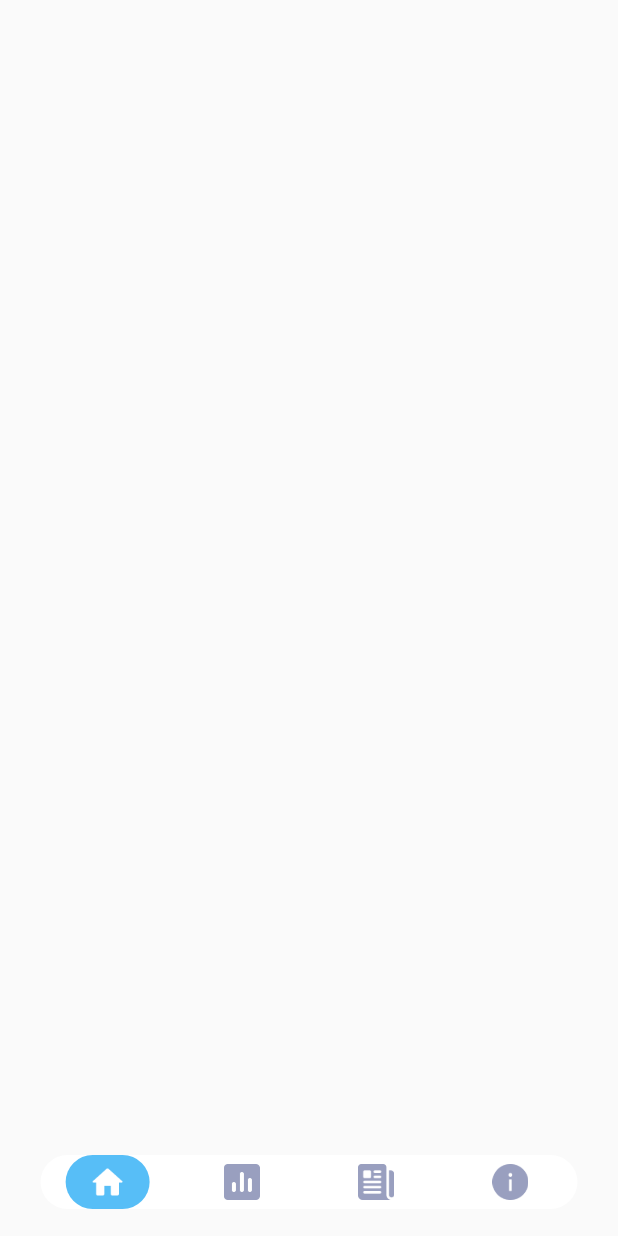
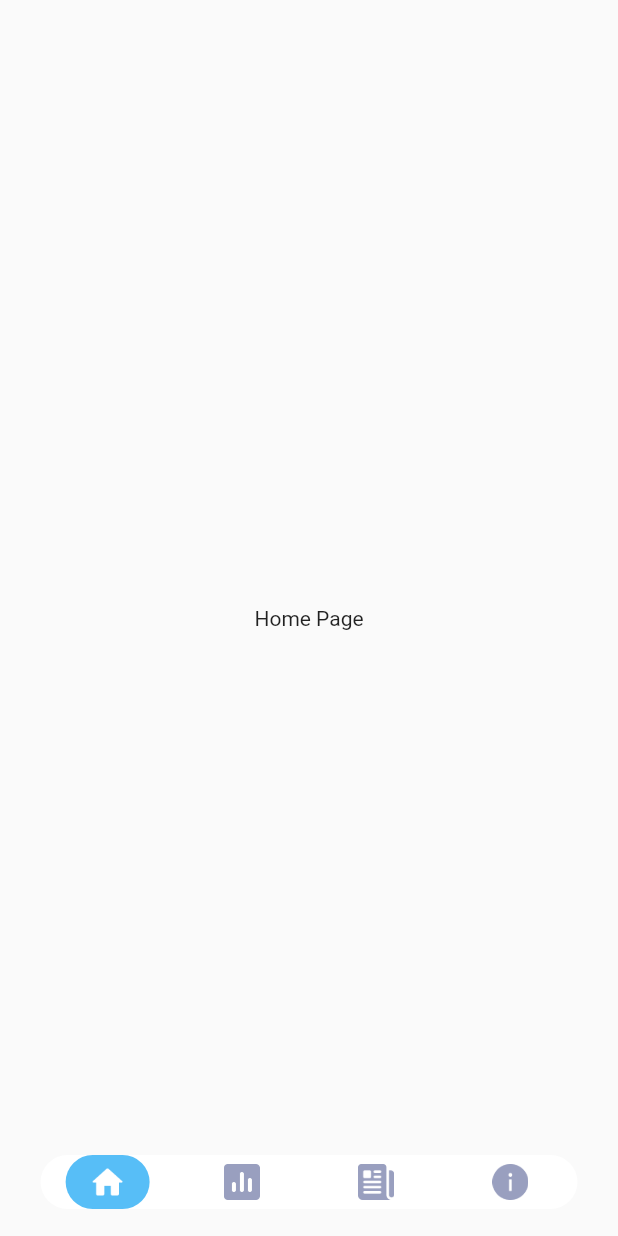
Before and after one commit to fahadhafizdev/covid_app, a Flutter app: the screen it shows after launch, on a phone screen of 412 x 824 dp. Run offline on Flutter 3.47's test engine with Material 2 defaults, Android fonts, the phone set to English and light mode, and no system bars; our stand-ins replace google_fonts.

Commit message:
create home_page.dart

```diff
--- /dev/null
+++ b/lib/ui/page/home_page.dart
@@ -0,0 +1,11 @@
+import 'package:flutter/material.dart';
+import 'package:covid_app/shared/theme.dart';
+
+class HomePage extends StatelessWidget {
+  @override
+  Widget build(BuildContext context) {
+    return Center(
+      child: Text('Home Page'),
+    );
+  }
+}
--- a/lib/ui/page/main_page.dart
+++ b/lib/ui/page/main_page.dart
@@ -1,8 +1,13 @@
+import 'package:covid_app/ui/page/home_page.dart';
 import 'package:covid_app/ui/widget/custom_navigation_widget.dart';
 import 'package:flutter/material.dart';
 import 'package:covid_app/shared/theme.dart';
 
 class MainPage extends StatelessWidget {
+  Widget buildContent() {
+    return HomePage();
+  }
+
   Widget customButtonNavigation() {
     return Align(
       alignment: Alignment.bottomCenter,
@@ -52,6 +57,7 @@ class MainPage extends StatelessWidget {
       backgroundColor: bgColor,
       body: Stack(
         children: [
+          buildContent(),
           customButtonNavigation(),
         ],
       ),
```
